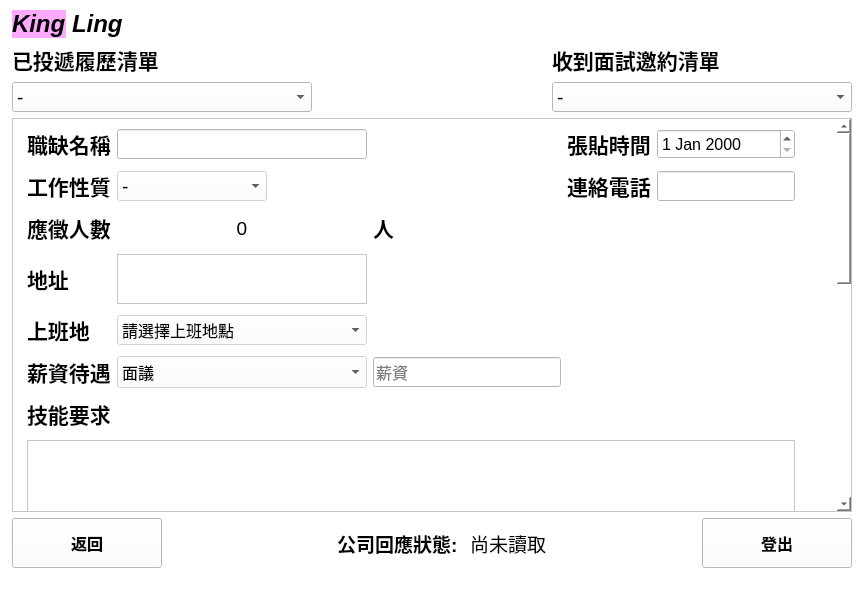
Above: UI/user_mail.ui from smilesmilehero/Advanced_Python_final_project_resume_system before the change. Below: the same form after it.
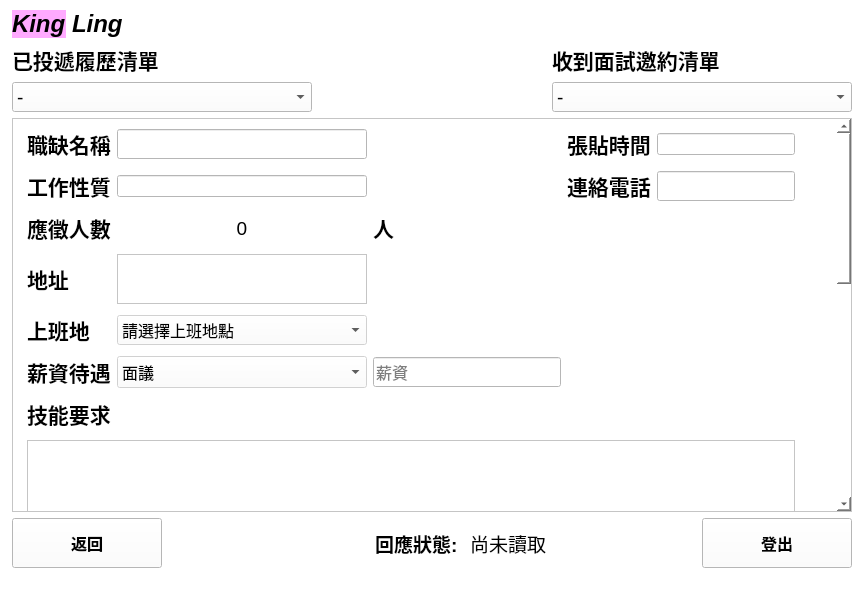
That is the form after the change.

The edit to the form file:
```diff
--- a/UI/user_mail.ui
+++ b/UI/user_mail.ui
@@ -183,7 +183,7 @@
          </font>
         </property>
         <property name="text">
-         <string>公司回應狀態:</string>
+         <string>回應狀態:</string>
         </property>
        </widget>
       </item>
@@ -294,9 +294,9 @@
          <property name="geometry">
           <rect>
            <x>0</x>
-           <y>-504</y>
-           <width>819</width>
-           <height>909</height>
+           <y>0</y>
+           <width>822</width>
+           <height>944</height>
           </rect>
          </property>
          <layout class="QGridLayout" name="gridLayout_4">
@@ -1752,304 +1752,6 @@
               </property>
              </widget>
             </item>
-            <item row="0" column="4">
-             <widget class="QDateEdit" name="post_dateEdit">
-              <property name="enabled">
-               <bool>false</bool>
-              </property>
-              <property name="maximumSize">
-               <size>
-                <width>150</width>
-                <height>30</height>
-               </size>
-              </property>
-              <property name="palette">
-               <palette>
-                <active>
-                 <colorrole role="WindowText">
-                  <brush brushstyle="SolidPattern">
-                   <color alpha="255">
-                    <red>0</red>
-                    <green>0</green>
-                    <blue>0</blue>
-                   </color>
-                  </brush>
-                 </colorrole>
-                 <colorrole role="Button">
-                  <brush brushstyle="SolidPattern">
-                   <color alpha="255">
-                    <red>255</red>
-                    <green>255</green>
-                    <blue>255</blue>
-                   </color>
-                  </brush>
-                 </colorrole>
-                 <colorrole role="Midlight">
-                  <brush brushstyle="SolidPattern">
-                   <color alpha="255">
-                    <red>0</red>
-                    <green>0</green>
-                    <blue>0</blue>
-                   </color>
-                  </brush>
-                 </colorrole>
-                 <colorrole role="Dark">
-                  <brush brushstyle="SolidPattern">
-                   <color alpha="255">
-                    <red>0</red>
-                    <green>0</green>
-                    <blue>0</blue>
-                   </color>
-                  </brush>
-                 </colorrole>
-                 <colorrole role="Mid">
-                  <brush brushstyle="SolidPattern">
-                   <color alpha="255">
-                    <red>0</red>
-                    <green>0</green>
-                    <blue>0</blue>
-                   </color>
-                  </brush>
-                 </colorrole>
-                 <colorrole role="Text">
-                  <brush brushstyle="SolidPattern">
-                   <color alpha="255">
-                    <red>0</red>
-                    <green>0</green>
-                    <blue>0</blue>
-                   </color>
-                  </brush>
-                 </colorrole>
-                 <colorrole role="ButtonText">
-                  <brush brushstyle="SolidPattern">
-                   <color alpha="255">
-                    <red>0</red>
-                    <green>0</green>
-                    <blue>0</blue>
-                   </color>
-                  </brush>
-                 </colorrole>
-                 <colorrole role="Base">
-                  <brush brushstyle="SolidPattern">
-                   <color alpha="255">
-                    <red>255</red>
-                    <green>255</green>
-                    <blue>255</blue>
-                   </color>
-                  </brush>
-                 </colorrole>
-                 <colorrole role="Window">
-                  <brush brushstyle="SolidPattern">
-                   <color alpha="255">
-                    <red>255</red>
-                    <green>255</green>
-                    <blue>255</blue>
-                   </color>
-                  </brush>
-                 </colorrole>
-                 <colorrole role="Shadow">
-                  <brush brushstyle="SolidPattern">
-                   <color alpha="255">
-                    <red>0</red>
-                    <green>0</green>
-                    <blue>0</blue>
-                   </color>
-                  </brush>
-                 </colorrole>
-                </active>
-                <inactive>
-                 <colorrole role="WindowText">
-                  <brush brushstyle="SolidPattern">
-                   <color alpha="255">
-                    <red>0</red>
-                    <green>0</green>
-                    <blue>0</blue>
-                   </color>
-                  </brush>
-                 </colorrole>
-                 <colorrole role="Button">
-                  <brush brushstyle="SolidPattern">
-                   <color alpha="255">
-                    <red>255</red>
-                    <green>255</green>
-                    <blue>255</blue>
-                   </color>
-                  </brush>
-                 </colorrole>
-                 <colorrole role="Midlight">
-                  <brush brushstyle="SolidPattern">
-                   <color alpha="255">
-                    <red>0</red>
-                    <green>0</green>
-                    <blue>0</blue>
-                   </color>
-                  </brush>
-                 </colorrole>
-                 <colorrole role="Dark">
-                  <brush brushstyle="SolidPattern">
-                   <color alpha="255">
-                    <red>0</red>
-                    <green>0</green>
-                    <blue>0</blue>
-                   </color>
-                  </brush>
-                 </colorrole>
-                 <colorrole role="Mid">
-                  <brush brushstyle="SolidPattern">
-                   <color alpha="255">
-                    <red>0</red>
-                    <green>0</green>
-                    <blue>0</blue>
-                   </color>
-                  </brush>
-                 </colorrole>
-                 <colorrole role="Text">
-                  <brush brushstyle="SolidPattern">
-                   <color alpha="255">
-                    <red>0</red>
-                    <green>0</green>
-                    <blue>0</blue>
-                   </color>
-                  </brush>
-                 </colorrole>
-                 <colorrole role="ButtonText">
-                  <brush brushstyle="SolidPattern">
-                   <color alpha="255">
-                    <red>0</red>
-                    <green>0</green>
-                    <blue>0</blue>
-                   </color>
-                  </brush>
-                 </colorrole>
-                 <colorrole role="Base">
-                  <brush brushstyle="SolidPattern">
-                   <color alpha="255">
-                    <red>255</red>
-                    <green>255</green>
-                    <blue>255</blue>
-                   </color>
-                  </brush>
-                 </colorrole>
-                 <colorrole role="Window">
-                  <brush brushstyle="SolidPattern">
-                   <color alpha="255">
-                    <red>255</red>
-                    <green>255</green>
-                    <blue>255</blue>
-                   </color>
-                  </brush>
-                 </colorrole>
-                 <colorrole role="Shadow">
-                  <brush brushstyle="SolidPattern">
-                   <color alpha="255">
-                    <red>0</red>
-                    <green>0</green>
-                    <blue>0</blue>
-                   </color>
-                  </brush>
-                 </colorrole>
-                </inactive>
-                <disabled>
-                 <colorrole role="WindowText">
-                  <brush brushstyle="SolidPattern">
-                   <color alpha="255">
-                    <red>0</red>
-                    <green>0</green>
-                    <blue>0</blue>
-                   </color>
-                  </brush>
-                 </colorrole>
-                 <colorrole role="Button">
-                  <brush brushstyle="SolidPattern">
-                   <color alpha="255">
-                    <red>255</red>
-                    <green>255</green>
-                    <blue>255</blue>
-                   </color>
-                  </brush>
-                 </colorrole>
-                 <colorrole role="Midlight">
-                  <brush brushstyle="SolidPattern">
-                   <color alpha="255">
-                    <red>0</red>
-                    <green>0</green>
-                    <blue>0</blue>
-                   </color>
-                  </brush>
-                 </colorrole>
-                 <colorrole role="Dark">
-                  <brush brushstyle="SolidPattern">
-                   <color alpha="255">
-                    <red>0</red>
-                    <green>0</green>
-                    <blue>0</blue>
-                   </color>
-                  </brush>
-                 </colorrole>
-                 <colorrole role="Mid">
-                  <brush brushstyle="SolidPattern">
-                   <color alpha="255">
-                    <red>0</red>
-                    <green>0</green>
-                    <blue>0</blue>
-                   </color>
-                  </brush>
-                 </colorrole>
-                 <colorrole role="Text">
-                  <brush brushstyle="SolidPattern">
-                   <color alpha="255">
-                    <red>0</red>
-                    <green>0</green>
-                    <blue>0</blue>
-                   </color>
-                  </brush>
-                 </colorrole>
-                 <colorrole role="ButtonText">
-                  <brush brushstyle="SolidPattern">
-                   <color alpha="255">
-                    <red>0</red>
-                    <green>0</green>
-                    <blue>0</blue>
-                   </color>
-                  </brush>
-                 </colorrole>
-                 <colorrole role="Base">
-                  <brush brushstyle="SolidPattern">
-                   <color alpha="255">
-                    <red>255</red>
-                    <green>255</green>
-                    <blue>255</blue>
-                   </color>
-                  </brush>
-                 </colorrole>
-                 <colorrole role="Window">
-                  <brush brushstyle="SolidPattern">
-                   <color alpha="255">
-                    <red>255</red>
-                    <green>255</green>
-                    <blue>255</blue>
-                   </color>
-                  </brush>
-                 </colorrole>
-                 <colorrole role="Shadow">
-                  <brush brushstyle="SolidPattern">
-                   <color alpha="255">
-                    <red>0</red>
-                    <green>0</green>
-                    <blue>0</blue>
-                   </color>
-                  </brush>
-                 </colorrole>
-                </disabled>
-               </palette>
-              </property>
-              <property name="font">
-               <font>
-                <pointsize>12</pointsize>
-               </font>
-              </property>
-             </widget>
-            </item>
             <item row="1" column="4">
              <widget class="QLineEdit" name="telephone_input">
               <property name="enabled">
@@ -3021,341 +2723,6 @@
               </property>
              </widget>
             </item>
-            <item row="1" column="1">
-             <widget class="QComboBox" name="type_comboBox">
-              <property name="enabled">
-               <bool>false</bool>
-              </property>
-              <property name="sizePolicy">
-               <sizepolicy hsizetype="Maximum" vsizetype="Maximum">
-                <horstretch>0</horstretch>
-                <verstretch>0</verstretch>
-               </sizepolicy>
-              </property>
-              <property name="minimumSize">
-               <size>
-                <width>0</width>
-                <height>30</height>
-               </size>
-              </property>
-              <property name="maximumSize">
-               <size>
-                <width>150</width>
-                <height>30</height>
-               </size>
-              </property>
-              <property name="palette">
-               <palette>
-                <active>
-                 <colorrole role="WindowText">
-                  <brush brushstyle="SolidPattern">
-                   <color alpha="255">
-                    <red>0</red>
-                    <green>0</green>
-                    <blue>0</blue>
-                   </color>
-                  </brush>
-                 </colorrole>
-                 <colorrole role="Button">
-                  <brush brushstyle="SolidPattern">
-                   <color alpha="255">
-                    <red>255</red>
-                    <green>255</green>
-                    <blue>255</blue>
-                   </color>
-                  </brush>
-                 </colorrole>
-                 <colorrole role="Midlight">
-                  <brush brushstyle="SolidPattern">
-                   <color alpha="255">
-                    <red>0</red>
-                    <green>0</green>
-                    <blue>0</blue>
-                   </color>
-                  </brush>
-                 </colorrole>
-                 <colorrole role="Dark">
-                  <brush brushstyle="SolidPattern">
-                   <color alpha="255">
-                    <red>0</red>
-                    <green>0</green>
-                    <blue>0</blue>
-                   </color>
-                  </brush>
-                 </colorrole>
-                 <colorrole role="Mid">
-                  <brush brushstyle="SolidPattern">
-                   <color alpha="255">
-                    <red>0</red>
-                    <green>0</green>
-                    <blue>0</blue>
-                   </color>
-                  </brush>
-                 </colorrole>
-                 <colorrole role="Text">
-                  <brush brushstyle="SolidPattern">
-                   <color alpha="255">
-                    <red>0</red>
-                    <green>0</green>
-                    <blue>0</blue>
-                   </color>
-                  </brush>
-                 </colorrole>
-                 <colorrole role="ButtonText">
-                  <brush brushstyle="SolidPattern">
-                   <color alpha="255">
-                    <red>0</red>
-                    <green>0</green>
-                    <blue>0</blue>
-                   </color>
-                  </brush>
-                 </colorrole>
-                 <colorrole role="Base">
-                  <brush brushstyle="SolidPattern">
-                   <color alpha="255">
-                    <red>255</red>
-                    <green>255</green>
-                    <blue>255</blue>
-                   </color>
-                  </brush>
-                 </colorrole>
-                 <colorrole role="Window">
-                  <brush brushstyle="SolidPattern">
-                   <color alpha="255">
-                    <red>255</red>
-                    <green>255</green>
-                    <blue>255</blue>
-                   </color>
-                  </brush>
-                 </colorrole>
-                 <colorrole role="Shadow">
-                  <brush brushstyle="SolidPattern">
-                   <color alpha="255">
-                    <red>0</red>
-                    <green>0</green>
-                    <blue>0</blue>
-                   </color>
-                  </brush>
-                 </colorrole>
-                </active>
-                <inactive>
-                 <colorrole role="WindowText">
-                  <brush brushstyle="SolidPattern">
-                   <color alpha="255">
-                    <red>0</red>
-                    <green>0</green>
-                    <blue>0</blue>
-                   </color>
-                  </brush>
-                 </colorrole>
-                 <colorrole role="Button">
-                  <brush brushstyle="SolidPattern">
-                   <color alpha="255">
-                    <red>255</red>
-                    <green>255</green>
-                    <blue>255</blue>
-                   </color>
-                  </brush>
-                 </colorrole>
-                 <colorrole role="Midlight">
-                  <brush brushstyle="SolidPattern">
-                   <color alpha="255">
-                    <red>0</red>
-                    <green>0</green>
-                    <blue>0</blue>
-                   </color>
-                  </brush>
-                 </colorrole>
-                 <colorrole role="Dark">
-                  <brush brushstyle="SolidPattern">
-                   <color alpha="255">
-                    <red>0</red>
-                    <green>0</green>
-                    <blue>0</blue>
-                   </color>
-                  </brush>
-                 </colorrole>
-                 <colorrole role="Mid">
-                  <brush brushstyle="SolidPattern">
-                   <color alpha="255">
-                    <red>0</red>
-                    <green>0</green>
-                    <blue>0</blue>
-                   </color>
-                  </brush>
-                 </colorrole>
-                 <colorrole role="Text">
-                  <brush brushstyle="SolidPattern">
-                   <color alpha="255">
-                    <red>0</red>
-                    <green>0</green>
-                    <blue>0</blue>
-                   </color>
-                  </brush>
-                 </colorrole>
-                 <colorrole role="ButtonText">
-                  <brush brushstyle="SolidPattern">
-                   <color alpha="255">
-                    <red>0</red>
-                    <green>0</green>
-                    <blue>0</blue>
-                   </color>
-                  </brush>
-                 </colorrole>
-                 <colorrole role="Base">
-                  <brush brushstyle="SolidPattern">
-                   <color alpha="255">
-                    <red>255</red>
-                    <green>255</green>
-                    <blue>255</blue>
-                   </color>
-                  </brush>
-                 </colorrole>
-                 <colorrole role="Window">
-                  <brush brushstyle="SolidPattern">
-                   <color alpha="255">
-                    <red>255</red>
-                    <green>255</green>
-                    <blue>255</blue>
-                   </color>
-                  </brush>
-                 </colorrole>
-                 <colorrole role="Shadow">
-                  <brush brushstyle="SolidPattern">
-                   <color alpha="255">
-                    <red>0</red>
-                    <green>0</green>
-                    <blue>0</blue>
-                   </color>
-                  </brush>
-                 </colorrole>
-                </inactive>
-                <disabled>
-                 <colorrole role="WindowText">
-                  <brush brushstyle="SolidPattern">
-                   <color alpha="255">
-                    <red>0</red>
-                    <green>0</green>
-                    <blue>0</blue>
-                   </color>
-                  </brush>
-                 </colorrole>
-                 <colorrole role="Button">
-                  <brush brushstyle="SolidPattern">
-                   <color alpha="255">
-                    <red>255</red>
-                    <green>255</green>
-                    <blue>255</blue>
-                   </color>
-                  </brush>
-                 </colorrole>
-                 <colorrole role="Midlight">
-                  <brush brushstyle="SolidPattern">
-                   <color alpha="255">
-                    <red>0</red>
-                    <green>0</green>
-                    <blue>0</blue>
-                   </color>
-                  </brush>
-                 </colorrole>
-                 <colorrole role="Dark">
-                  <brush brushstyle="SolidPattern">
-                   <color alpha="255">
-                    <red>0</red>
-                    <green>0</green>
-                    <blue>0</blue>
-                   </color>
-                  </brush>
-                 </colorrole>
-                 <colorrole role="Mid">
-                  <brush brushstyle="SolidPattern">
-                   <color alpha="255">
-                    <red>0</red>
-                    <green>0</green>
-                    <blue>0</blue>
-                   </color>
-                  </brush>
-                 </colorrole>
-                 <colorrole role="Text">
-                  <brush brushstyle="SolidPattern">
-                   <color alpha="255">
-                    <red>0</red>
-                    <green>0</green>
-                    <blue>0</blue>
-                   </color>
-                  </brush>
-                 </colorrole>
-                 <colorrole role="ButtonText">
-                  <brush brushstyle="SolidPattern">
-                   <color alpha="255">
-                    <red>0</red>
-                    <green>0</green>
-                    <blue>0</blue>
-                   </color>
-                  </brush>
-                 </colorrole>
-                 <colorrole role="Base">
-                  <brush brushstyle="SolidPattern">
-                   <color alpha="255">
-                    <red>255</red>
-                    <green>255</green>
-                    <blue>255</blue>
-                   </color>
-                  </brush>
-                 </colorrole>
-                 <colorrole role="Window">
-                  <brush brushstyle="SolidPattern">
-                   <color alpha="255">
-                    <red>255</red>
-                    <green>255</green>
-                    <blue>255</blue>
-                   </color>
-                  </brush>
-                 </colorrole>
-                 <colorrole role="Shadow">
-                  <brush brushstyle="SolidPattern">
-                   <color alpha="255">
-                    <red>0</red>
-                    <green>0</green>
-                    <blue>0</blue>
-                   </color>
-                  </brush>
-                 </colorrole>
-                </disabled>
-               </palette>
-              </property>
-              <property name="font">
-               <font>
-                <pointsize>14</pointsize>
-               </font>
-              </property>
-              <item>
-               <property name="text">
-                <string>-</string>
-               </property>
-              </item>
-              <item>
-               <property name="text">
-                <string>全職</string>
-               </property>
-              </item>
-              <item>
-               <property name="text">
-                <string>兼職</string>
-               </property>
-              </item>
-              <item>
-               <property name="text">
-                <string>工讀</string>
-               </property>
-              </item>
-              <item>
-               <property name="text">
-                <string>研發替代役</string>
-               </property>
-              </item>
-             </widget>
-            </item>
             <item row="1" column="0">
              <widget class="QLabel" name="label_2">
               <property name="font">
@@ -3866,6 +3233,16 @@
               </property>
              </spacer>
             </item>
+            <item row="0" column="4">
+             <widget class="QLineEdit" name="post_dateEdit">
+              <property name="enabled">
+               <bool>false</bool>
+              </property>
+             </widget>
+            </item>
+            <item row="1" column="1">
+             <widget class="QLineEdit" name="type_comboBox"/>
+            </item>
            </layout>
           </item>
          </layout>
```
